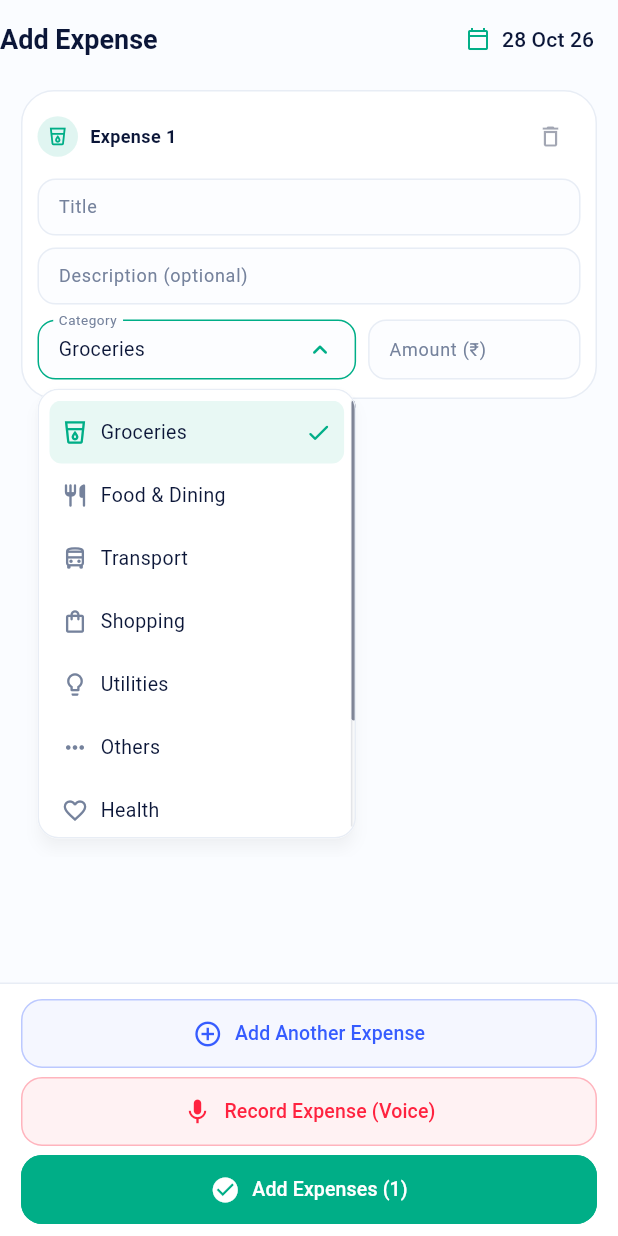
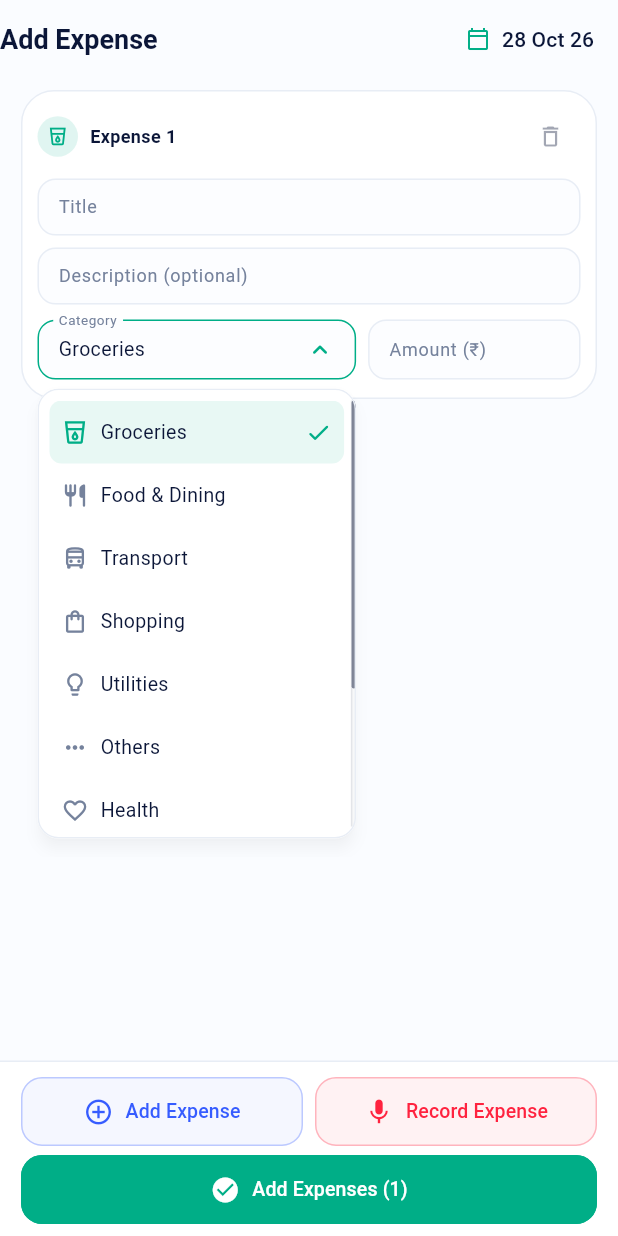
Before and after one commit to SomeshSunariwal/Kharchio, a Flutter app: the AddExpenseScreen screen opened by its route, after a tap on "Groceries", on a phone screen of 412 x 824 dp. Run offline on Flutter 3.47's test engine with Material 3 defaults, Android fonts, the phone set to English and light mode, and no system bars; our stand-ins replace drift, drift_flutter, fl_chart, flutter_riverpod, go_router, image_picker and 1 more; missing offline and left inert: dart:ffi, record; accounts and stored records are empty; generated files the repository leaves out were written again; statements that could not run were skipped.

Commit message:
App Completed

```diff
--- a/lib/core/categories.dart
+++ b/lib/core/categories.dart
@@ -11,6 +11,7 @@ const categoryIconOptions = <String, IconData>{
   'transport': Icons.directions_bus_outlined,
   'shopping': Icons.shopping_bag_outlined,
   'utilities': Icons.lightbulb_outline_rounded,
+  'technology': Icons.devices_outlined,
   'health': Icons.favorite_outline,
   'home': Icons.home_outlined,
   'work': Icons.work_outline,
@@ -66,6 +67,7 @@ const defaultCategories = [
   ExpenseCategory('Health', 0xFF009DC4, 'health'),
   ExpenseCategory('Education', 0xFFDB6D38, 'education'),
   ExpenseCategory('Entertainment', 0xFF9A60B4, 'entertainment'),
+  ExpenseCategory('Technology', 0xFF587BFF, 'technology'),
 ];
 
 List<ExpenseCategory> categoriesFromJson(String? text) {
--- a/lib/features/expenses/add_expense_screen.dart
+++ b/lib/features/expenses/add_expense_screen.dart
@@ -174,6 +174,7 @@ class _AddExpenseState extends ConsumerState<AddExpenseScreen> {
   }
 
   Future<void> deleteExpense() async {
+    if (saving) return;
     final confirmed = await showDialog<bool>(
       context: context,
       builder: (ctx) => AlertDialog(
@@ -197,6 +198,7 @@ class _AddExpenseState extends ConsumerState<AddExpenseScreen> {
       ),
     );
     if (confirmed == true && mounted) {
+      setState(() => saving = true);
       try {
         await ref
             .read(expensesProvider.notifier)
@@ -206,6 +208,8 @@ class _AddExpenseState extends ConsumerState<AddExpenseScreen> {
         if (mounted) {
           notice(context, 'Could not delete the expense. Please try again.');
         }
+      } finally {
+        if (mounted) setState(() => saving = false);
       }
     }
   }
@@ -235,16 +239,6 @@ class _AddExpenseState extends ConsumerState<AddExpenseScreen> {
               fontWeight: FontWeight.w500,
             ),
           ),
-        ),
-        if (editing)
-          IconButton(
-            tooltip: 'Delete expense',
-            style: IconButton.styleFrom(
-              backgroundColor: red,
-              foregroundColor: Colors.white,
-            ),
-            onPressed: deleteExpense,
-            icon: Icon(Icons.delete_outline, color: Colors.white, size: 20),
         ),
       ],
     ),
@@ -288,22 +282,34 @@ class _AddExpenseState extends ConsumerState<AddExpenseScreen> {
                   child: Column(
                     mainAxisSize: MainAxisSize.min,
                     children: [
-                      _action(
-                        'Add Another Expense',
+                      if (!editing) ...[
+                        Row(
+                          children: [
+                            Expanded(
+                              child: _action(
+                                'Add Expense',
                                 Icons.add_circle_outline,
                                 context.appColors.actionBlue,
-                        context.appColors.actionBlue.withValues(alpha: .05),
+                                context.appColors.actionBlue.withValues(
+                                  alpha: .05,
+                                ),
                                 add,
                               ),
-                      SizedBox(height: 6),
-                      _action(
-                        'Record Expense (Voice)',
+                            ),
+                            SizedBox(width: 8),
+                            Expanded(
+                              child: _action(
+                                'Record Expense',
                                 Icons.mic,
                                 red,
                                 red.withValues(alpha: .06),
                                 record,
                               ),
+                            ),
+                          ],
+                        ),
                         SizedBox(height: 6),
+                      ],
                       _action(
                         editing
                             ? (saving ? 'Saving…' : 'Save Changes')
@@ -376,14 +382,15 @@ class _AddExpenseState extends ConsumerState<AddExpenseScreen> {
             ),
             IconButton(
               tooltip: 'Remove expense card',
-              style: IconButton.styleFrom(
-                backgroundColor: red,
-                foregroundColor: Colors.white,
-              ),
+              style: IconButton.styleFrom(foregroundColor: red),
               visualDensity: VisualDensity.compact,
               constraints: BoxConstraints(minWidth: 32, minHeight: 32),
               padding: EdgeInsets.zero,
-              onPressed: drafts.length == 1
+              onPressed: saving
+                  ? null
+                  : editing
+                  ? deleteExpense
+                  : drafts.length == 1
                   ? null
                   : () => setState(() {
                       drafts.remove(d);
@@ -392,7 +399,7 @@ class _AddExpenseState extends ConsumerState<AddExpenseScreen> {
                       });
                     }),
               icon: Icon(Icons.delete_outline, size: 18),
-              color: Colors.white,
+              color: red,
             ),
           ],
         ),
--- a/lib/shared/app_dropdown.dart
+++ b/lib/shared/app_dropdown.dart
@@ -1,3 +1,5 @@
+import 'dart:math' as math;
+
 import 'package:flutter/material.dart';
 
 import '../core/theme.dart';
@@ -182,28 +184,51 @@ class _ScrollableDropdownEntry<T> extends PopupMenuEntry<T> {
 
 class _ScrollableDropdownEntryState<T>
     extends State<_ScrollableDropdownEntry<T>> {
-  final controller = ScrollController();
+  ScrollController? controller;
 
   @override
   void dispose() {
-    controller.dispose();
+    controller?.dispose();
     super.dispose();
   }
 
   @override
   Widget build(BuildContext context) {
     final colors = context.appColors;
-    return SizedBox(
+    return LayoutBuilder(
+      builder: (context, constraints) {
+        final viewportHeight = math.min(widget.height, constraints.maxHeight);
+        final selectedIndex = widget.options.indexWhere(
+          (option) => option.value == widget.value,
+        );
+        final maxOffset = math.max(
+          0.0,
+          widget.options.length * 42.0 - viewportHeight,
+        );
+        final scroll = controller ??= ScrollController(
+          initialScrollOffset: (math.max(0, selectedIndex) * 42.0).clamp(
+            0.0,
+            maxOffset,
+          ),
+        );
+        return MediaQuery.removePadding(
+          context: context,
+          removeTop: true,
+          removeBottom: true,
+          removeLeft: true,
+          removeRight: true,
+          child: SizedBox(
             width: widget.width,
-      height: widget.height,
+            height: viewportHeight,
             child: Scrollbar(
-        controller: controller,
+              controller: scroll,
+              interactive: true,
               thumbVisibility: true,
               trackVisibility: true,
               thickness: 3,
               radius: const Radius.circular(3),
               child: ListView.builder(
-          controller: controller,
+                controller: scroll,
                 primary: false,
                 padding: const EdgeInsets.symmetric(horizontal: 8),
                 itemExtent: 42,
@@ -237,7 +262,10 @@ class _ScrollableDropdownEntryState<T>
                               Expanded(
                                 child: Text(
                                   option.label,
-                            style: TextStyle(fontSize: 13, color: colors.ink),
+                                  style: TextStyle(
+                                    fontSize: 13,
+                                    color: colors.ink,
+                                  ),
                                 ),
                               ),
                               if (selected) ...[
@@ -257,6 +285,9 @@ class _ScrollableDropdownEntryState<T>
                 },
               ),
             ),
+          ),
+        );
+      },
     );
   }
 }
--- a/lib/shared/category_percentage_bar.dart
+++ b/lib/shared/category_percentage_bar.dart
@@ -37,6 +37,10 @@ class CategoryPercentageBar extends StatelessWidget {
                     selected: selectedIndex == i,
                     button: onCategorySelected != null,
                     child: Material(
+                      borderRadius: BorderRadius.circular(
+                        selectedIndex == i ? 6 : 0,
+                      ),
+                      clipBehavior: Clip.antiAlias,
                       color: selectedIndex == null || selectedIndex == i
                           ? colors[i]
                           : colors[i].withValues(alpha: .3),
@@ -46,6 +50,7 @@ class CategoryPercentageBar extends StatelessWidget {
                             : () => onCategorySelected!(i),
                         child: DecoratedBox(
                           decoration: BoxDecoration(
+                            borderRadius: BorderRadius.circular(6),
                             border: selectedIndex == i
                                 ? Border.all(color: Colors.white, width: 2)
                                 : null,
--- a/lib/shared/swipe_delete_expense.dart
+++ b/lib/shared/swipe_delete_expense.dart
@@ -143,10 +143,10 @@ class _SwipeRevealDeleteState extends State<SwipeRevealDelete>
                     child: IgnorePointer(
                       ignoring: slide.value < .99 || busy,
                       child: Padding(
-                        padding: const EdgeInsets.all(1),
+                        padding: const EdgeInsets.all(4),
                         child: Material(
                           color: red,
-                          shape: RoundedSuperellipseBorder(
+                          shape: RoundedRectangleBorder(
                             borderRadius: BorderRadius.circular(16),
                             side: BorderSide(color: red, width: 1),
                           ),
```
Also changed, not shown: lib/features/analysis/analysis_screen.dart (+10 -10 lines), lib/features/profile/budget_planner_screen.dart (+22 -9 lines), lib/services/ai/expense_extractor.dart (+14 -4 lines), lib/shared/category_pie_chart.dart (+60 -4 lines). Lines whose indentation alone changed are shown as unchanged.
